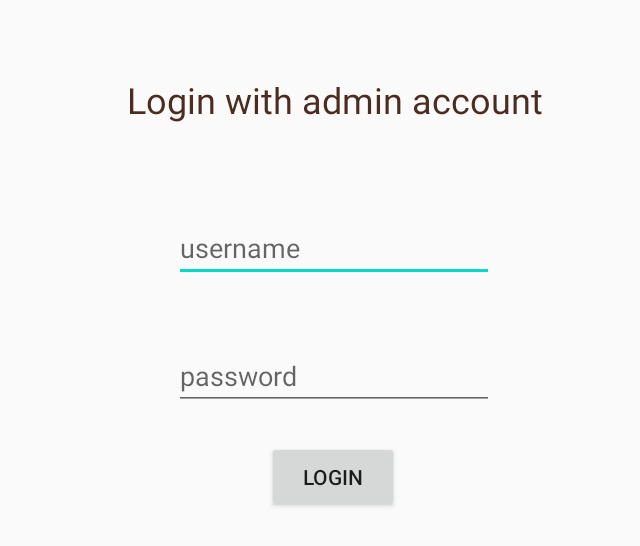
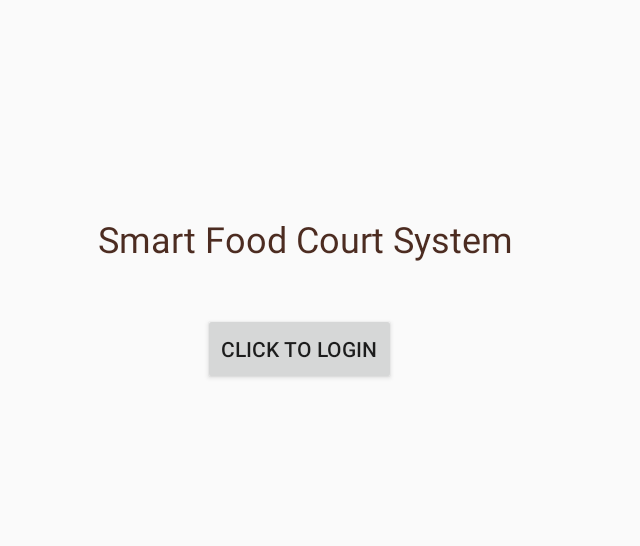
Before and after one commit to ngdthanh2000/smart_food_court_system, an Android app: the screen it shows after launch (MainActivity), on a phone screen of 824 x 412 dp (held sideways). Shown: the top 546 px of the screen, without its empty margins (283-923 px from the left). Run offline under Robolectric (Android 15) with nearby library versions, the phone set to English and light mode, and no system bars; our stand-ins replace Firebase (no records; nobody signed in at launch, a user with empty details on screens opened directly).

Commit message:
Refactor after the first demo
Reorganize the project so that it's easier to make changes in the future

```diff
--- a/OrderManagementApplication/app/src/main/AndroidManifest.xml
+++ b/OrderManagementApplication/app/src/main/AndroidManifest.xml
@@ -9,8 +9,11 @@
         android:roundIcon="@mipmap/ic_launcher_round"
         android:supportsRtl="true"
         android:theme="@style/AppTheme">
-        <activity android:name=".ManagingActivity"
+        <activity android:name=".LoginActivity"
             android:screenOrientation="landscape"></activity>
+        <activity
+            android:name=".ManagingActivity"
+            android:screenOrientation="landscape" />
         <activity
             android:name=".MainActivity"
             android:screenOrientation="landscape">
--- /dev/null
+++ b/OrderManagementApplication/app/src/main/java/com/ngsown/ordermanagementapplication/Food.kt
@@ -0,0 +1,3 @@
+package com.ngsown.ordermanagementapplication
+
+data class Food(var name: String = "", var quantity: String = "")
--- a/OrderManagementApplication/app/src/main/java/com/ngsown/ordermanagementapplication/MainActivity.kt
+++ b/OrderManagementApplication/app/src/main/java/com/ngsown/ordermanagementapplication/MainActivity.kt
@@ -27,57 +27,15 @@ class MainActivity : AppCompatActivity() {
         //supportActionBar!!.setDisplayShowTitleEnabled(false)
         //supportActionBar.
         //var txtTest = findViewById<TextView>(R.id.txtTest)
-        var btnLogin = findViewById<Button>(R.id.btnLogin)
-        //var mdialog:ProgressDialog = ProgressDialog(this)
-        //mdialog.setMessage("Signing in")
-        btnLogin.setOnClickListener {
-            // mdialog.show()
-
-            var username: EditText = findViewById(R.id.edtUsername)
-            var passwd: EditText = findViewById(R.id.edtPassword)
-            var userInput = LoginInfo(username.text.toString(), passwd.text.toString())
-            authorize(userInput)
+        var txtLogo = findViewById<TextView>(R.id.txtLogo)
+        txtLogo.text = "Smart Food Court System"
+        var btnLogo = findViewById<Button>(R.id.btnLogo)
+        btnLogo.setOnClickListener{
+            loadLoginActivity()
         }
-        /*btnLogin.setOnLongClickListener{
-            Toast.makeText(this, "Long click", Toast.LENGTH_SHORT).show()
-            true
-        }*/
-
     }
-    private fun loadOrderActivity(){
-        val intent: Intent = Intent(this, ManagingActivity::class.java)
+    private fun loadLoginActivity(){
+        val intent: Intent = Intent(this, LoginActivity::class.java)
         startActivity(intent)
     }
-    private fun loginSuccessfully(){
-
-        Toast.makeText(this, "Login successfully", Toast.LENGTH_SHORT).show()
-
-        loadOrderActivity()
-    }
-    private fun loginFail(){
-        Toast.makeText(this,"Fail to login", Toast.LENGTH_SHORT).show()
-    }
-    private fun authorize(input: LoginInfo) {
-        //Log.d("authorizing",input.username + " " + input.password)
-        var firebaseDB: DatabaseReference = Firebase.database.reference
-        var customers = firebaseDB.child("Admin").child("Vendor Owner").ref
-        //var customers = firebaseDB.ref
-        customers.addValueEventListener( object : ValueEventListener {
-            override fun onCancelled(error: DatabaseError) {
-                TODO("Not yet implemented")
-            }
-
-            override fun onDataChange(snapshot: DataSnapshot) {
-                Log.d("username", snapshot.child(input.username).key.toString())
-                Log.d("pass", snapshot.child(input.username).child("password").getValue().toString())
-                if (snapshot.child(input.username).key.toString() == input.username && snapshot.child(input.username).child("password").getValue().toString() == input.password) {
-                    val pref = getSharedPreferences("PREF", Context.MODE_PRIVATE)
-                    pref.edit().putString("username", input.username).apply()
-                    loginSuccessfully()
-                }
-                else
-                    loginFail()
-            }
-        })
-    }
 }
--- a/OrderManagementApplication/app/src/main/res/layout/activity_main.xml
+++ b/OrderManagementApplication/app/src/main/res/layout/activity_main.xml
@@ -6,64 +6,31 @@
     android:layout_height="match_parent"
     tools:context=".MainActivity">
 
-    <EditText
-        android:id="@+id/edtUsername"
+    <TextView
+        android:id="@+id/txtLogo"
         android:layout_width="wrap_content"
         android:layout_height="wrap_content"
-        android:layout_marginBottom="40dp"
-        android:autofillHints=""
-        android:ems="10"
-        android:hint="username"
-        android:inputType="textPersonName"
-        app:layout_constraintBottom_toTopOf="@+id/edtPassword"
-        app:layout_constraintEnd_toEndOf="parent"
-        app:layout_constraintHorizontal_bias="0.499"
-        app:layout_constraintStart_toStartOf="parent"
-        app:layout_constraintTop_toTopOf="parent"
-        app:layout_constraintVertical_bias="1.0" />
-
-    <EditText
-        android:id="@+id/edtPassword"
-        android:layout_width="wrap_content"
-        android:layout_height="wrap_content"
-        android:autofillHints=""
-        android:ems="10"
-        android:hint="password"
-        android:inputType="textPassword"
-        app:layout_constraintBottom_toBottomOf="parent"
-        app:layout_constraintEnd_toEndOf="parent"
-        app:layout_constraintHorizontal_bias="0.499"
-        app:layout_constraintStart_toStartOf="parent"
-        app:layout_constraintTop_toTopOf="parent"
-        app:layout_constraintVertical_bias="0.622" />
-
-    <Button
-        android:id="@+id/btnLogin"
-        android:layout_width="wrap_content"
-        android:layout_height="wrap_content"
-        android:layout_marginBottom="36dp"
-        android:longClickable="true"
-        android:text="Login"
-        app:layout_constraintBottom_toBottomOf="parent"
-        app:layout_constraintEnd_toEndOf="parent"
-        app:layout_constraintHorizontal_bias="0.498"
-        app:layout_constraintStart_toStartOf="parent"
-        app:layout_constraintTop_toBottomOf="@+id/edtPassword"
-        app:layout_constraintVertical_bias="0.377"
-        tools:text="Login" />
-
-    <TextView
-        android:id="@+id/txtInstruction"
-        android:layout_width="wrap_content"
-        android:layout_height="wrap_content"
-        android:text="Login with admin account"
+        android:text="Logo here"
         android:textColor="#4C2C21"
         android:textSize="24sp"
         app:layout_constraintBottom_toBottomOf="parent"
         app:layout_constraintEnd_toEndOf="parent"
+        app:layout_constraintHorizontal_bias="0.465"
         app:layout_constraintStart_toStartOf="parent"
         app:layout_constraintTop_toTopOf="parent"
-        app:layout_constraintVertical_bias="0.131"
-        tools:text="Login with admin account" />
+        app:layout_constraintVertical_bias="0.376"
+        tools:text="Logo here" />
+
+    <Button
+        android:id="@+id/btnLogo"
+        android:layout_width="wrap_content"
+        android:layout_height="wrap_content"
+        android:text="Click to login"
+        app:layout_constraintBottom_toBottomOf="parent"
+        app:layout_constraintEnd_toEndOf="parent"
+        app:layout_constraintHorizontal_bias="0.466"
+        app:layout_constraintStart_toStartOf="parent"
+        app:layout_constraintTop_toTopOf="parent"
+        app:layout_constraintVertical_bias="0.573" />
 
 </androidx.constraintlayout.widget.ConstraintLayout>
```
Also changed, not shown: OrderManagementApplication/app/src/main/java/com/ngsown/ordermanagementapplication/ListAdapter.kt (added, +53 -0 lines), OrderManagementApplication/app/src/main/java/com/ngsown/ordermanagementapplication/LoginActivity.kt (added, +76 -0 lines), OrderManagementApplication/app/src/main/java/com/ngsown/ordermanagementapplication/ManagingActivity.kt (+7 -66 lines), OrderManagementApplication/app/src/main/java/com/ngsown/ordermanagementapplication/Request.kt (added, +10 -0 lines), OrderManagementApplication/app/src/main/res/layout/activity_login.xml (added, +69 -0 lines).
